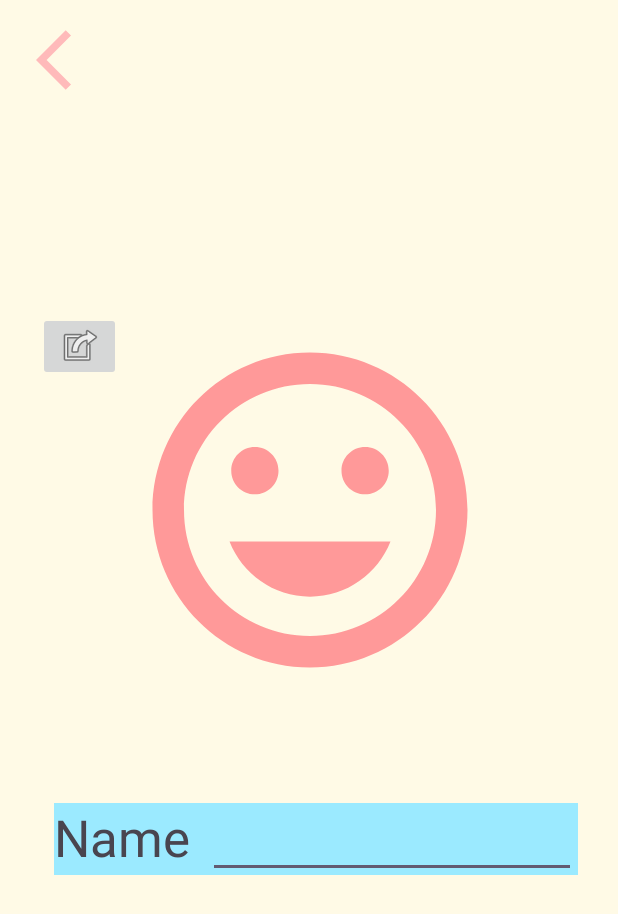
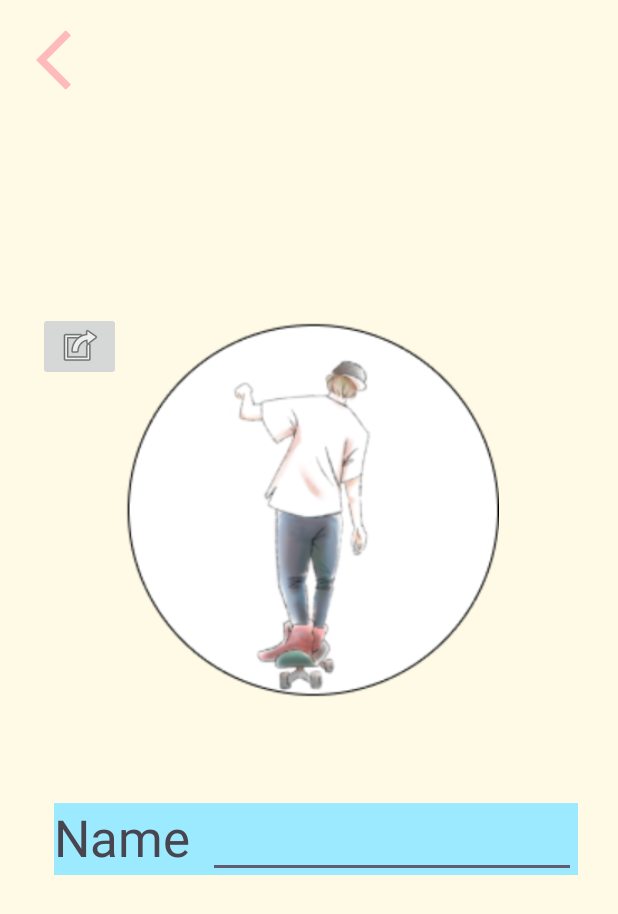
Before and after one commit to takumi284/Huck-U, an Android app: the screen it shows after launch (SettingProfActivity), on a phone screen of 412 x 824 dp. Shown: the top 914 px of the screen. Run offline under Robolectric (Android 15) with nearby library versions, the phone set to English and light mode, and no system bars.

Commit message:
アイコンの画像を差し替え

```diff
--- a/app/src/main/java/jp/ac/meijou/android/huck_u/FriendActivity.java
+++ b/app/src/main/java/jp/ac/meijou/android/huck_u/FriendActivity.java
@@ -21,6 +21,6 @@ public class FriendActivity extends AppCompatActivity {
 //        binding.nameView.setText(qrCodeValue.substring(3));
 
         binding.nameView.setText("たくみ");
-        binding.friendImageView.setImageResource(R.drawable.icon_sample2);
+        binding.friendImageView.setImageResource(R.drawable.icon_sky);
     }
 }
--- a/app/src/main/java/jp/ac/meijou/android/huck_u/SettingProfActivity.java
+++ b/app/src/main/java/jp/ac/meijou/android/huck_u/SettingProfActivity.java
@@ -22,7 +22,7 @@ public class SettingProfActivity extends AppCompatActivity {
 
         ImageButton selectImageButton = findViewById(R.id.selectImageButton);
         ImageView selectedImageView = findViewById(R.id.selectedImageView);
-        selectedImageView.setImageResource(R.drawable.icon_sample);
+        selectedImageView.setImageResource(R.drawable.icon_man);
         ImageButton backButton = findViewById(R.id.backButton);
 
         selectImageButton.setOnClickListener(new View.OnClickListener() {
```
Also changed, not shown: app/src/main/res/drawable/icon_ai.png (added), app/src/main/res/drawable/icon_man.png (added), app/src/main/res/drawable/icon_sky.png (added).
